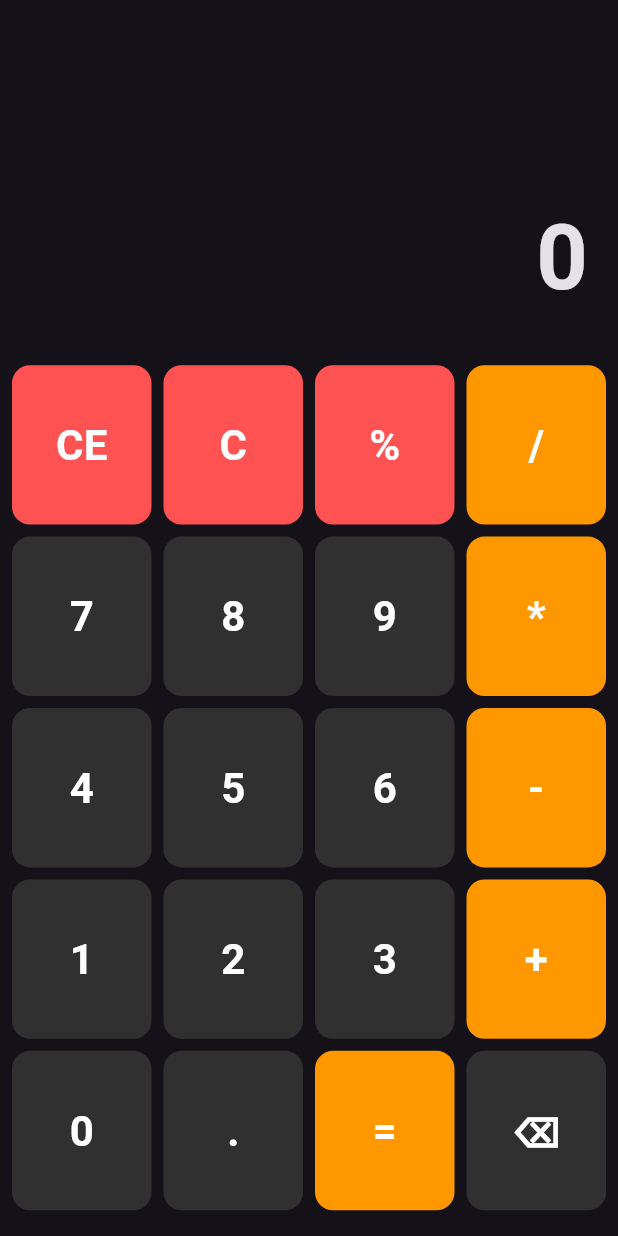
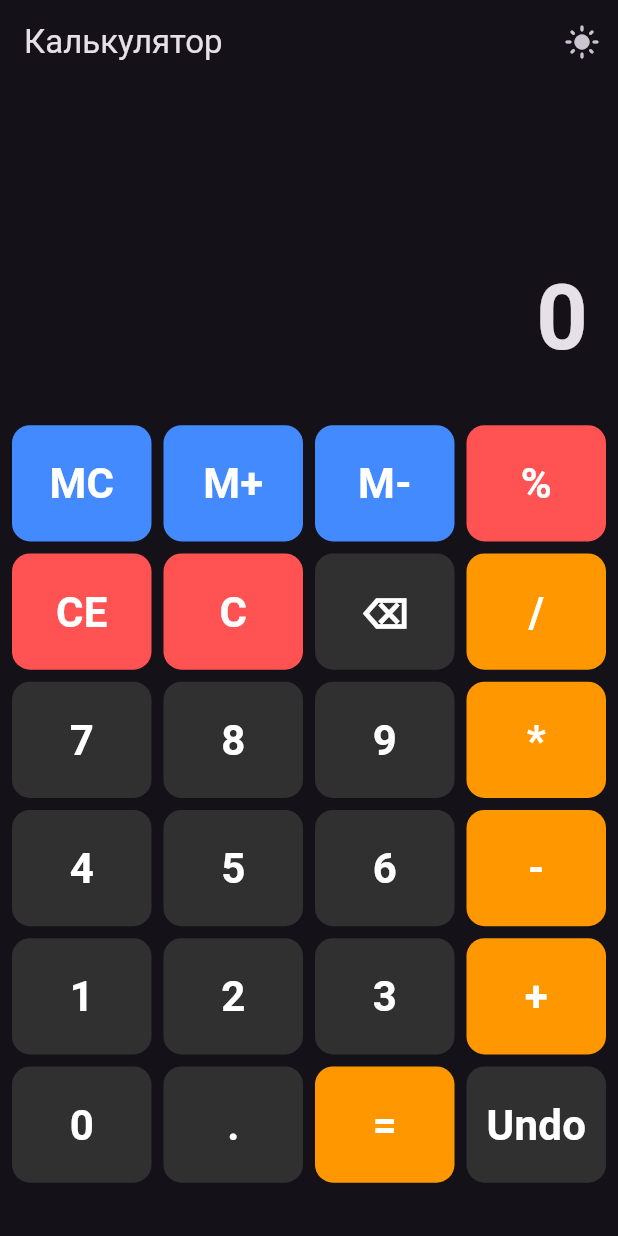
Before and after one commit to omodotori/flutter_calculator, a Flutter app: the screen it shows after launch, on a phone screen of 412 x 824 dp. Run offline on Flutter 3.47's test engine with Material 3 defaults, Android fonts, the phone set to English and light mode, and no system bars.

Commit message:
Добавила новые функции

```diff
--- a/lib/main.dart
+++ b/lib/main.dart
@@ -4,67 +4,83 @@ void main() {
   runApp(const CalculatorApp());
 }
 
-class CalculatorApp extends StatelessWidget {
+class CalculatorApp extends StatefulWidget {
   const CalculatorApp({super.key});
+
+  @override
+  State<CalculatorApp> createState() => _CalculatorAppState();
+}
+
+class _CalculatorAppState extends State<CalculatorApp> {
+  bool isDarkMode = true;
+
+  void toggleTheme() {
+    setState(() {
+      isDarkMode = !isDarkMode;
+    });
+  }
 
   @override
   Widget build(BuildContext context) {
     return MaterialApp(
       debugShowCheckedModeBanner: false,
       title: 'Calculator',
-      theme: ThemeData.dark(),
-      home: const CalculatorHomePage(),
+      theme: ThemeData.light().copyWith(
+        scaffoldBackgroundColor: Colors.grey[300],
+      ),
+      darkTheme: ThemeData.dark(),
+      themeMode: isDarkMode ? ThemeMode.dark : ThemeMode.light,
+      home: CalculatorHomePage(
+        isDarkMode: isDarkMode,
+        onToggleTheme: toggleTheme,
+      ),
     );
   }
 }
 
-/// Логика калькулятора
 class CalculatorLogic {
   double? _firstNumber;
   String? _operation;
   bool _waitingForSecond = false;
+  String display = '0';
+  String _previousDisplay = '0';
 
-  String display = '0';
+  double memory = 0;
 
-  /// Ввод цифры или точки
   void input(String value) {
+    _previousDisplay = display;
     if (value == '.' && display.contains('.')) return;
-    if (_waitingForSecond) {
-      display = value;
-      _waitingForSecond = false;
-    } else {
-      display = display == '0' && value != '.' ? value : display + value;
-    }
+    display = _waitingForSecond ? value : (display == '0' ? value : display + value);
+    _waitingForSecond = false;
   }
 
-  /// Очистка всего
   void clearAll() {
+    _previousDisplay = display;
     display = '0';
     _firstNumber = null;
     _operation = null;
     _waitingForSecond = false;
   }
 
-  /// Очистка только текущего числа
   void clearEntry() {
+    _previousDisplay = display;
     display = '0';
   }
 
-  /// Установка операции (+, -, *, /)
   void setOperation(String op) {
+    _previousDisplay = display;
     if (_operation != null) calculate();
     _firstNumber = double.tryParse(display);
     _operation = op;
     _waitingForSecond = true;
   }
 
-  /// Вычисление результата
   void calculate() {
+    _previousDisplay = display;
     if (_operation == null || _firstNumber == null) return;
     double secondNumber = double.tryParse(display) ?? 0;
-    double result = 0;
-
     try {
+      double result;
       switch (_operation) {
         case '+':
           result = _firstNumber! + secondNumber;
@@ -79,45 +95,54 @@ class CalculatorLogic {
           if (secondNumber == 0) throw Exception("Деление на ноль");
           result = _firstNumber! / secondNumber;
           break;
+        default:
+          result = 0;
       }
       display = result % 1 == 0 ? result.toInt().toString() : result.toString();
       _firstNumber = result;
       _operation = null;
       _waitingForSecond = true;
-    } catch (e) {
+    } catch (_) {
       display = 'Ошибка';
-      _firstNumber = null;
-      _operation = null;
-      _waitingForSecond = false;
+      clearAll();
     }
   }
 
-  /// Обработка процента
   void percent() {
     double current = double.tryParse(display) ?? 0;
-    if (_firstNumber != null && _operation != null) {
-      // Вычисляем процент от первого числа для цепочки операций
-      current = _firstNumber! * current / 100;
-    } else {
-      // Просто делим число на 100
-      current = current / 100;
-    }
-    display = current.toString();
+    display = (_firstNumber != null ? _firstNumber! * current / 100 : current / 100).toString();
   }
 
-  /// Удаление последнего символа
   void backspace() {
-    if (display.isNotEmpty) {
-      display = display.substring(0, display.length - 1);
-      if (display.isEmpty) {
-        display = '0';
-      }
-    }
+    display = display.length > 1 ? display.substring(0, display.length - 1) : '0';
+  }
+
+  void memoryAdd() {
+    memory += double.tryParse(display) ?? 0;
+  }
+
+  void memorySubtract() {
+    memory -= double.tryParse(display) ?? 0;
+  }
+
+  void memoryClear() {
+    memory = 0;
+  }
+
+  void undo() {
+    display = _previousDisplay;
   }
 }
 
 class CalculatorHomePage extends StatefulWidget {
-  const CalculatorHomePage({super.key});
+  final bool isDarkMode;
+  final VoidCallback onToggleTheme;
+
+  const CalculatorHomePage({
+    super.key,
+    required this.isDarkMode,
+    required this.onToggleTheme,
+  });
 
   @override
   State<CalculatorHomePage> createState() => _CalculatorHomePageState();
@@ -127,18 +152,13 @@ class _CalculatorHomePageState extends State<CalculatorHomePage> {
   final CalculatorLogic calc = CalculatorLogic();
 
   final List<String> buttons = [
-    'CE', 'C', '%', '/',
+    'MC', 'M+', 'M-', '%',
+    'CE', 'C', '⌫', '/',
     '7', '8', '9', '*',
     '4', '5', '6', '-',
     '1', '2', '3', '+',
-    '0', '.', '=', '⌫', // Добавлена кнопка Backspace
+    '0', '.', '=', 'Undo',
   ];
-
-  Color _getButtonColor(String value) {
-    if ('+-*/='.contains(value)) return Colors.orange;
-    if ('CEC%'.contains(value)) return Colors.redAccent;
-    return Colors.grey[850]!;
-  }
 
   void _onPressed(String value) {
     setState(() {
@@ -155,23 +175,41 @@ class _CalculatorHomePageState extends State<CalculatorHomePage> {
       } else if (value == '%') {
         calc.percent();
       } else if (value == '⌫') {
-        calc.backspace(); // Обработка кнопки Backspace
+        calc.backspace();
+      } else if (value == 'Undo') {
+        calc.undo();
+      } else if (value == 'M+') {
+        calc.memoryAdd();
+      } else if (value == 'M-') {
+        calc.memorySubtract();
+      } else if (value == 'MC') {
+        calc.memoryClear();
       }
     });
   }
 
+  Color _getButtonColor(String value) {
+    if ('+-*/='.contains(value)) return Colors.orange;
+    if ('C' == value || 'CE' == value || '%' == value) return Colors.redAccent;
+    if (['MC', 'M+', 'M-'].contains(value)) return Colors.blueAccent;
+    return widget.isDarkMode ? Colors.grey[850]! : Colors.grey[400]!;
+  }
+
   @override
   Widget build(BuildContext context) {
-    double screenHeight = MediaQuery.of(context).size.height;
-    double screenWidth = MediaQuery.of(context).size.width;
-    double buttonHeight = (screenHeight - 200) / 6;
-    double buttonWidth = screenWidth / 4 - 12;
-
     return Scaffold(
+      appBar: AppBar(
+        title: const Text('Калькулятор'),
+        actions: [
+          IconButton(
+            icon: Icon(widget.isDarkMode ? Icons.light_mode : Icons.dark_mode),
+            onPressed: widget.onToggleTheme,
+          ),
+        ],
+      ),
       body: SafeArea(
         child: Column(
           children: [
-            // Дисплей калькулятора
             Expanded(
               flex: 2,
               child: Container(
@@ -188,23 +226,27 @@ class _CalculatorHomePageState extends State<CalculatorHomePage> {
                 ),
               ),
             ),
-            // Кнопки
             Expanded(
               flex: 5,
               child: Padding(
                 padding: const EdgeInsets.all(8.0),
                 child: GridView.builder(
                   itemCount: buttons.length,
-                  gridDelegate: SliverGridDelegateWithFixedCrossAxisCount(
+                  gridDelegate: const SliverGridDelegateWithFixedCrossAxisCount(
                     crossAxisCount: 4,
                     crossAxisSpacing: 8,
                     mainAxisSpacing: 8,
-                    childAspectRatio: buttonWidth / buttonHeight,
+                    childAspectRatio: 1.2,
                   ),
                   itemBuilder: (context, index) {
                     final value = buttons[index];
                     return GestureDetector(
                       onTap: () => _onPressed(value),
+                      onLongPress: value == 'C'
+                          ? () => setState(() {
+                              calc.clearAll();
+                            })
+                          : null,
                       child: Container(
                         decoration: BoxDecoration(
                           color: _getButtonColor(value),
```
Also changed, not shown: 1 other file.
